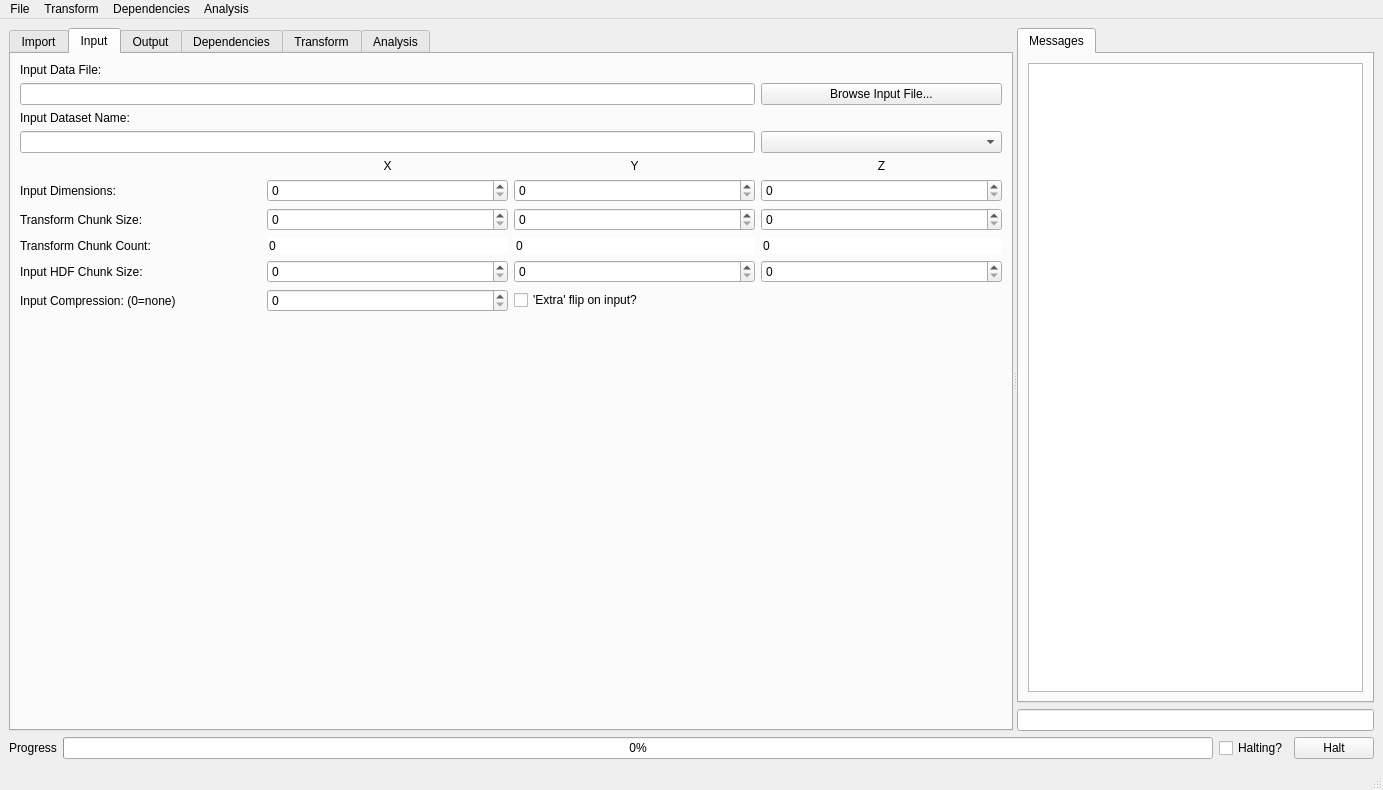
Qt form cctwqt/cctwqtmainwindow.ui (guyjennings/cctw) before a commit.
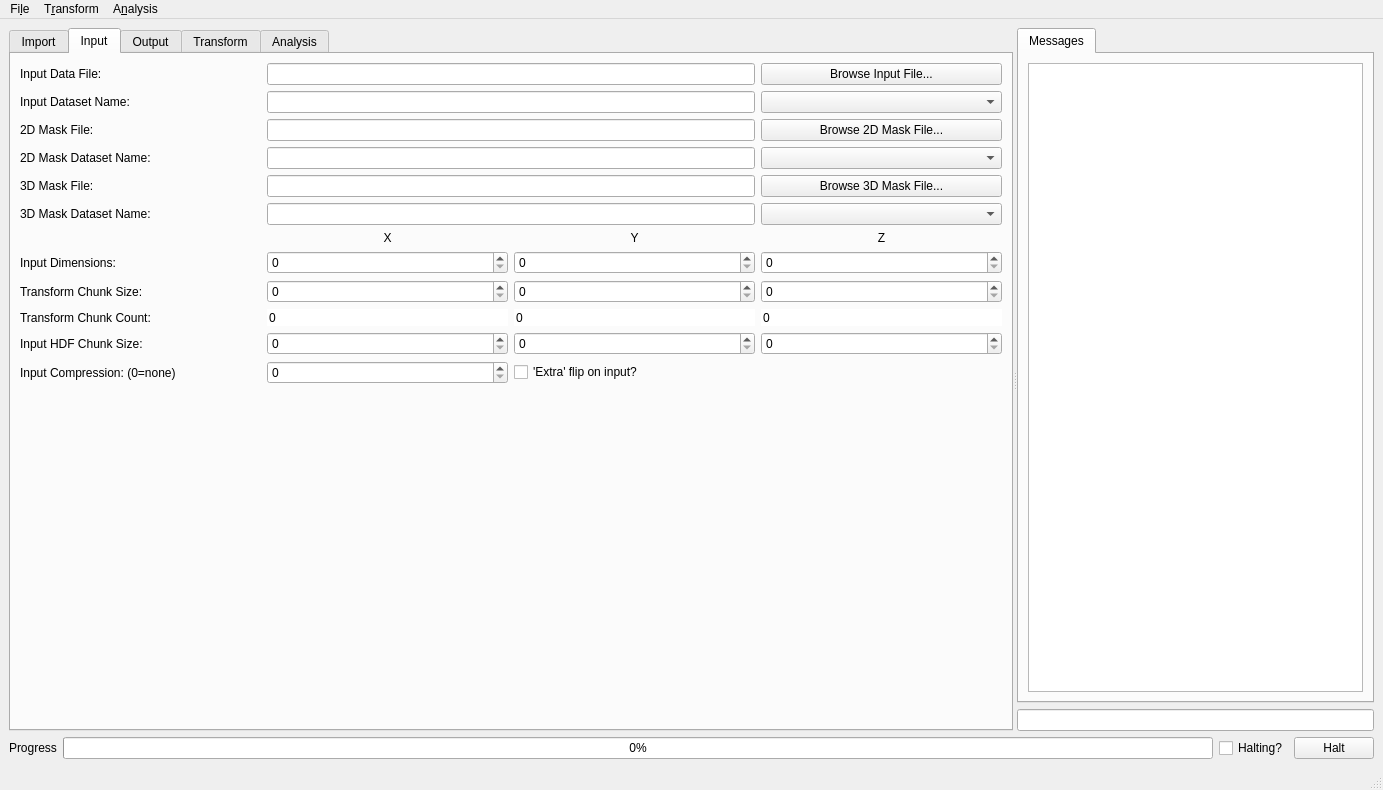
The same form after that commit. The open tabs and pages were chosen to show the change. Custom widgets are drawn as their Qt base class.

Commit message: Remove references to chunk dependencies Add a 2d and 3d mask option to application

Patch:
```diff
--- a/cctwqt/cctwqtmainwindow.ui
+++ b/cctwqt/cctwqtmainwindow.ui
@@ -227,20 +227,95 @@
          <string>Input</string>
         </attribute>
         <layout class="QGridLayout" name="gridLayout">
-         <item row="0" column="0">
-          <widget class="QLabel" name="label">
+         <item row="5" column="0">
+          <widget class="QLabel" name="label_51">
            <property name="text">
-            <string>Input Data File:</string>
+            <string>2D Mask Dataset Name:</string>
            </property>
           </widget>
          </item>
-         <item row="1" column="3">
-          <widget class="QPushButton" name="m_BrowseInputFile">
+         <item row="11" column="1">
+          <widget class="QSpinBox" name="m_InputCountX">
+           <property name="toolTip">
+            <string>Output HDF Chunk Size in X</string>
+           </property>
+           <property name="frame">
+            <bool>false</bool>
+           </property>
+           <property name="readOnly">
+            <bool>true</bool>
+           </property>
+           <property name="buttonSymbols">
+            <enum>QAbstractSpinBox::NoButtons</enum>
+           </property>
+           <property name="maximum">
+            <number>999999</number>
+           </property>
+          </widget>
+         </item>
+         <item row="6" column="0">
+          <widget class="QLabel" name="label_52">
            <property name="text">
-            <string>Browse Input File...</string>
+            <string>3D Mask File:</string>
            </property>
           </widget>
          </item>
+         <item row="9" column="2">
+          <widget class="QSpinBox" name="m_InputDimensionsY">
+           <property name="toolTip">
+            <string>Output HDF Chunk Size in Y</string>
+           </property>
+           <property name="readOnly">
+            <bool>false</bool>
+           </property>
+           <property name="maximum">
+            <number>999999</number>
+           </property>
+          </widget>
+         </item>
+         <item row="8" column="1">
+          <widget class="QLabel" name="label_25">
+           <property name="text">
+            <string>X</string>
+           </property>
+           <property name="alignment">
+            <set>Qt::AlignCenter</set>
+           </property>
+          </widget>
+         </item>
+         <item row="2" column="1" colspan="2">
+          <widget class="QLineEdit" name="m_InputDataSetName">
+           <property name="readOnly">
+            <bool>false</bool>
+           </property>
+          </widget>
+         </item>
+         <item row="12" column="1">
+          <widget class="QSpinBox" name="m_InputHDFChunkX">
+           <property name="toolTip">
+            <string>Output HDF Chunk Size in X</string>
+           </property>
+           <property name="readOnly">
+            <bool>false</bool>
+           </property>
+           <property name="maximum">
+            <number>999999</number>
+           </property>
+          </widget>
+         </item>
+         <item row="14" column="0" colspan="4">
+          <spacer name="verticalSpacer_2">
+           <property name="orientation">
+            <enum>Qt::Vertical</enum>
+           </property>
+           <property name="sizeHint" stdset="0">
+            <size>
+             <width>508</width>
+             <height>516</height>
+            </size>
+           </property>
+          </spacer>
+         </item>
          <item row="2" column="0">
           <widget class="QLabel" name="label_3">
            <property name="text">
@@ -248,17 +323,67 @@
            </property>
           </widget>
          </item>
-         <item row="5" column="1">
-          <widget class="QLabel" name="label_25">
+         <item row="12" column="2">
+          <widget class="QSpinBox" name="m_InputHDFChunkY">
+           <property name="toolTip">
+            <string>Output HDF Chunk Size in Y</string>
+           </property>
+           <property name="readOnly">
+            <bool>false</bool>
+           </property>
+           <property name="maximum">
+            <number>999999</number>
+           </property>
+          </widget>
+         </item>
+         <item row="12" column="0">
+          <widget class="QLabel" name="label_12">
            <property name="text">
-            <string>X</string>
+            <string>Input HDF Chunk Size:</string>
            </property>
-           <property name="alignment">
-            <set>Qt::AlignCenter</set>
+          </widget>
+         </item>
+         <item row="4" column="0">
+          <widget class="QLabel" name="label_50">
+           <property name="text">
+            <string>2D Mask File:</string>
            </property>
           </widget>
          </item>
-         <item row="5" column="2">
+         <item row="11" column="0">
+          <widget class="QLabel" name="label_18">
+           <property name="text">
+            <string>Transform Chunk Count:</string>
+           </property>
+          </widget>
+         </item>
+         <item row="0" column="3">
+          <widget class="QPushButton" name="m_BrowseInputFile">
+           <property name="text">
+            <string>Browse Input File...</string>
+           </property>
+          </widget>
+         </item>
+         <item row="11" column="3">
+          <widget class="QSpinBox" name="m_InputCountZ">
+           <property name="toolTip">
+            <string>Output HDF Chunk Size in Z</string>
+           </property>
+           <property name="frame">
+            <bool>false</bool>
+           </property>
+           <property name="readOnly">
+            <bool>true</bool>
+           </property>
+           <property name="buttonSymbols">
+            <enum>QAbstractSpinBox::NoButtons</enum>
+           </property>
+           <property name="maximum">
+            <number>999999</number>
+           </property>
+          </widget>
+         </item>
+         <item row="8" column="2">
           <widget class="QLabel" name="label_26">
            <property name="text">
             <string>Y</string>
@@ -268,24 +393,7 @@
            </property>
           </widget>
          </item>
-         <item row="5" column="3">
-          <widget class="QLabel" name="label_27">
-           <property name="text">
-            <string>Z</string>
-           </property>
-           <property name="alignment">
-            <set>Qt::AlignCenter</set>
-           </property>
-          </widget>
-         </item>
-         <item row="6" column="0">
-          <widget class="QLabel" name="label_17">
-           <property name="text">
-            <string>Input Dimensions:</string>
-           </property>
-          </widget>
-         </item>
-         <item row="6" column="1">
+         <item row="9" column="1">
           <widget class="QSpinBox" name="m_InputDimensionsX">
            <property name="toolTip">
             <string>Output HDF Chunk Size in X</string>
@@ -298,40 +406,14 @@
            </property>
           </widget>
          </item>
-         <item row="6" column="2">
-          <widget class="QSpinBox" name="m_InputDimensionsY">
-           <property name="toolTip">
-            <string>Output HDF Chunk Size in Y</string>
-           </property>
-           <property name="readOnly">
-            <bool>false</bool>
-           </property>
-           <property name="maximum">
-            <number>999999</number>
-           </property>
-          </widget>
-         </item>
-         <item row="6" column="3">
-          <widget class="QSpinBox" name="m_InputDimensionsZ">
-           <property name="toolTip">
-            <string>Output HDF Chunk Size in Z</string>
-           </property>
-           <property name="readOnly">
-            <bool>false</bool>
-           </property>
-           <property name="maximum">
-            <number>999999</number>
-           </property>
-          </widget>
-         </item>
-         <item row="7" column="0">
+         <item row="10" column="0">
           <widget class="QLabel" name="label_16">
            <property name="text">
             <string>Transform Chunk Size:</string>
            </property>
           </widget>
          </item>
-         <item row="7" column="1">
+         <item row="10" column="1">
           <widget class="QSpinBox" name="m_InputChunkX">
            <property name="toolTip">
             <string>Output HDF Chunk Size in X</string>
@@ -344,7 +426,20 @@
            </property>
           </widget>
          </item>
-         <item row="7" column="2">
+         <item row="9" column="3">
+          <widget class="QSpinBox" name="m_InputDimensionsZ">
+           <property name="toolTip">
+            <string>Output HDF Chunk Size in Z</string>
+           </property>
+           <property name="readOnly">
+            <bool>false</bool>
+           </property>
+           <property name="maximum">
+            <number>999999</number>
+           </property>
+          </widget>
+         </item>
+         <item row="10" column="2">
           <widget class="QSpinBox" name="m_InputChunkY">
            <property name="toolTip">
             <string>Output HDF Chunk Size in Y</string>
@@ -357,186 +452,167 @@
            </property>
           </widget>
          </item>
-         <item row="7" column="3">
-          <widget class="QSpinBox" name="m_InputChunkZ">
-           <property name="toolTip">
-            <string>Output HDF Chunk Size in Z</string>
-           </property>
+         <item row="0" column="1" colspan="2">
+          <widget class="QLineEdit" name="m_InputDataFileName">
            <property name="readOnly">
             <bool>false</bool>
            </property>
-           <property name="maximum">
-            <number>999999</number>
-           </property>
           </widget>
          </item>
-         <item row="8" column="0">
-          <widget class="QLabel" name="label_18">
-           <property name="text">
-            <string>Transform Chunk Count:</string>
-           </property>
-          </widget>
-         </item>
-         <item row="8" column="1">
-          <widget class="QSpinBox" name="m_InputCountX">
-           <property name="toolTip">
-            <string>Output HDF Chunk Size in X</string>
-           </property>
-           <property name="frame">
-            <bool>false</bool>
-           </property>
-           <property name="readOnly">
-            <bool>true</bool>
-           </property>
-           <property name="buttonSymbols">
-            <enum>QAbstractSpinBox::NoButtons</enum>
-           </property>
-           <property name="maximum">
-            <number>999999</number>
-           </property>
-          </widget>
-         </item>
-         <item row="8" column="2">
-          <widget class="QSpinBox" name="m_InputCountY">
-           <property name="toolTip">
-            <string>Output HDF Chunk Size in Y</string>
-           </property>
-           <property name="frame">
-            <bool>false</bool>
-           </property>
-           <property name="readOnly">
-            <bool>true</bool>
-           </property>
-           <property name="buttonSymbols">
-            <enum>QAbstractSpinBox::NoButtons</enum>
-           </property>
-           <property name="maximum">
-            <number>999999</number>
-           </property>
-          </widget>
-         </item>
-         <item row="8" column="3">
-          <widget class="QSpinBox" name="m_InputCountZ">
-           <property name="toolTip">
-            <string>Output HDF Chunk Size in Z</string>
-           </property>
-           <property name="frame">
-            <bool>false</bool>
-           </property>
-           <property name="readOnly">
-            <bool>true</bool>
-           </property>
-           <property name="buttonSymbols">
-            <enum>QAbstractSpinBox::NoButtons</enum>
-           </property>
-           <property name="maximum">
-            <number>999999</number>
-           </property>
-          </widget>
-         </item>
-         <item row="9" column="0">
-          <widget class="QLabel" name="label_12">
-           <property name="text">
-            <string>Input HDF Chunk Size:</string>
-           </property>
-          </widget>
-         </item>
-         <item row="9" column="1">
-          <widget class="QSpinBox" name="m_InputHDFChunkX">
-           <property name="toolTip">
-            <string>Output HDF Chunk Size in X</string>
-           </property>
-           <property name="readOnly">
-            <bool>false</bool>
-           </property>
-           <property name="maximum">
-            <number>999999</number>
-           </property>
-          </widget>
-         </item>
-         <item row="9" column="2">
-          <widget class="QSpinBox" name="m_InputHDFChunkY">
-           <property name="toolTip">
-            <string>Output HDF Chunk Size in Y</string>
-           </property>
-           <property name="readOnly">
-            <bool>false</bool>
-           </property>
-           <property name="maximum">
-            <number>999999</number>
-           </property>
-          </widget>
-         </item>
-         <item row="9" column="3">
-          <widget class="QSpinBox" name="m_InputHDFChunkZ">
-           <property name="toolTip">
-            <string>Output HDF Chunk Size in Z</string>
-           </property>
-           <property name="readOnly">
-            <bool>false</bool>
-           </property>
-           <property name="maximum">
-            <number>999999</number>
-           </property>
-          </widget>
-         </item>
-         <item row="10" column="0">
-          <widget class="QLabel" name="label_13">
-           <property name="text">
-            <string>Input Compression: (0=none)</string>
-           </property>
-          </widget>
-         </item>
-         <item row="10" column="1">
-          <widget class="QSpinBox" name="m_InputCompression">
-           <property name="toolTip">
-            <string>Output HDF Chunk Size in X</string>
-           </property>
-           <property name="readOnly">
-            <bool>false</bool>
-           </property>
-           <property name="maximum">
-            <number>999999</number>
-           </property>
-          </widget>
-         </item>
-         <item row="10" column="2">
+         <item row="13" column="2">
           <widget class="QCheckBox" name="m_ExtraFlip">
            <property name="text">
             <string>'Extra' flip on input?</string>
            </property>
           </widget>
          </item>
-         <item row="11" column="0" colspan="4">
-          <spacer name="verticalSpacer_2">
-           <property name="orientation">
-            <enum>Qt::Vertical</enum>
+         <item row="13" column="1">
+          <widget class="QSpinBox" name="m_InputCompression">
+           <property name="toolTip">
+            <string>Output HDF Chunk Size in X</string>
            </property>
-           <property name="sizeHint" stdset="0">
-            <size>
-             <width>508</width>
-             <height>516</height>
-            </size>
+           <property name="readOnly">
+            <bool>false</bool>
            </property>
-          </spacer>
+           <property name="maximum">
+            <number>999999</number>
+           </property>
+          </widget>
          </item>
-         <item row="1" column="0" colspan="3">
-          <widget class="QLineEdit" name="m_InputDataFileName">
+         <item row="12" column="3">
+          <widget class="QSpinBox" name="m_InputHDFChunkZ">
+           <property name="toolTip">
+            <string>Output HDF Chunk Size in Z</string>
+           </property>
            <property name="readOnly">
             <bool>false</bool>
            </property>
+           <property name="maximum">
+            <number>999999</number>
+           </property>
           </widget>
          </item>
-         <item row="3" column="0" colspan="3">
-          <widget class="QLineEdit" name="m_InputDataSetName">
+         <item row="0" column="0">
+          <widget class="QLabel" name="label">
+           <property name="text">
+            <string>Input Data File:</string>
+           </property>
+          </widget>
+         </item>
+         <item row="8" column="3">
+          <widget class="QLabel" name="label_27">
+           <property name="text">
+            <string>Z</string>
+           </property>
+           <property name="alignment">
+            <set>Qt::AlignCenter</set>
+           </property>
+          </widget>
+         </item>
+         <item row="11" column="2">
+          <widget class="QSpinBox" name="m_InputCountY">
+           <property name="toolTip">
+            <string>Output HDF Chunk Size in Y</string>
+           </property>
+           <property name="frame">
+            <bool>false</bool>
+           </property>
            <property name="readOnly">
+            <bool>true</bool>
+           </property>
+           <property name="buttonSymbols">
+            <enum>QAbstractSpinBox::NoButtons</enum>
+           </property>
+           <property name="maximum">
+            <number>999999</number>
+           </property>
+          </widget>
+         </item>
+         <item row="9" column="0">
+          <widget class="QLabel" name="label_17">
+           <property name="text">
+            <string>Input Dimensions:</string>
+           </property>
+          </widget>
+         </item>
+         <item row="10" column="3">
+          <widget class="QSpinBox" name="m_InputChunkZ">
+           <property name="toolTip">
+            <string>Output HDF Chunk Size in Z</string>
+           </property>
+           <property name="readOnly">
             <bool>false</bool>
            </property>
+           <property name="maximum">
+            <number>999999</number>
+           </property>
           </widget>
          </item>
-         <item row="3" column="3">
+         <item row="2" column="3">
           <widget class="QComboBox" name="m_BrowseInputDataset"/>
          </item>
+         <item row="13" column="0">
+          <widget class="QLabel" name="label_13">
+           <property name="text">
+            <string>Input Compression: (0=none)</string>
+           </property>
+          </widget>
+         </item>
+         <item row="7" column="0">
+          <widget class="QLabel" name="label_53">
+           <property name="text">
+            <string>3D Mask Dataset Name:</string>
+           </property>
+          </widget>
+         </item>
+         <item row="4" column="1" colspan="2">
+          <widget class="QLineEdit" name="m_Input2DMaskFileName">
+           <property name="readOnly">
+            <bool>false</bool>
+           </property>
+          </widget>
+         </item>
+         <item row="5" column="1" colspan="2">
+          <widget class="QLineEdit" name="m_Input2DMaskDataSetName">
+           <property name="readOnly">
+            <bool>false</bool>
+           </property>
+          </widget>
+         </item>
+         <item row="6" column="1" colspan="2">
+          <widget class="QLineEdit" name="m_Input3DMaskFileName">
+           <property name="readOnly">
+            <bool>false</bool>
+           </property>
+          </widget>
+         </item>
+         <item row="7" column="1" colspan="2">
+          <widget class="QLineEdit" name="m_Input3DMaskDataSetName">
+           <property name="readOnly">
+            <bool>false</bool>
+           </property>
+          </widget>
+         </item>
+         <item row="4" column="3">
+          <widget class="QPushButton" name="m_Browse2DMaskFile">
+           <property name="text">
+            <string>Browse 2D Mask File...</string>
+           </property>
+          </widget>
+         </item>
+         <item row="6" column="3">
+          <widget class="QPushButton" name="m_Browse3DMaskFile">
+           <property name="text">
+            <string>Browse 3D Mask File...</string>
+           </property>
+          </widget>
+         </item>
+         <item row="7" column="3">
+          <widget class="QComboBox" name="m_Browse3DMaskDataset"/>
+         </item>
+         <item row="5" column="3">
+          <widget class="QComboBox" name="m_Browse2DMaskDataset"/>
+         </item>
         </layout>
        </widget>
        <widget class="QWidget" name="m_OutputTab">
@@ -905,64 +981,6 @@
          </item>
         </layout>
        </widget>
-       <widget class="QWidget" name="m_DependenciesTab">
-        <attribute name="title">
-         <string>Dependencies</string>
-        </attribute>
-        <layout class="QGridLayout" name="gridLayout_9">
-         <item row="1" column="5">
-          <widget class="QPushButton" name="m_DependenciesButton">
-           <property name="text">
-            <string>Dependencies</string>
-           </property>
-          </widget>
-         </item>
-         <item row="1" column="0">
-          <spacer name="horizontalSpacer_5">
-           <property name="orientation">
-            <enum>Qt::Horizontal</enum>
-           </property>
-           <property name="sizeHint" stdset="0">
-            <size>
-             <width>253</width>
-             <height>20</height>
-            </size>
-           </property>
-          </spacer>
-         </item>
-         <item row="1" column="3">
-          <widget class="QPushButton" name="m_SaveDepsButton">
-           <property name="text">
-            <string>Save Deps...</string>
-           </property>
-          </widget>
-         </item>
-         <item row="1" column="4">
-          <widget class="QPushButton" name="m_LoadDepsButton">
-           <property name="text">
-            <string>Load Deps...</string>
-           </property>
-          </widget>
-         </item>
-         <item row="1" column="2">
-          <widget class="QPushButton" name="m_ReportOutputDepsButton">
-           <property name="text">
-            <string>Report Output Deps</string>
-           </property>
-          </widget>
-         </item>
-         <item row="0" column="0" colspan="6">
-          <widget class="QTableWidget" name="m_DependenciesTable"/>
-         </item>
-         <item row="1" column="1">
-          <widget class="QPushButton" name="m_ReportInputDepsButton">
-           <property name="text">
-            <string>Report Input Deps</string>
-           </property>
-          </widget>
-         </item>
-        </layout>
-       </widget>
        <widget class="QWidget" name="m_TransformTab">
         <attribute name="title">
          <string>Transform</string>
@@ -1788,12 +1806,12 @@
      <x>0</x>
      <y>0</y>
      <width>1383</width>
-     <height>21</height>
+     <height>25</height>
     </rect>
    </property>
    <widget class="QMenu" name="m_FileMenu">
     <property name="title">
-     <string>File</string>
+     <string>Fi&amp;le</string>
     </property>
     <addaction name="m_ActionLoadSettings"/>
     <addaction name="m_ActionSaveSettings"/>
@@ -1807,7 +1825,7 @@
    </widget>
    <widget class="QMenu" name="m_TransformMenu">
     <property name="title">
-     <string>Transform</string>
+     <string>T&amp;ransform</string>
     </property>
     <addaction name="m_ActionSetupOutputData"/>
     <addaction name="m_ActionSetupTransform"/>
@@ -1817,19 +1835,9 @@
     <addaction name="m_ActionProjectInput"/>
     <addaction name="m_ActionProjectOutput"/>
    </widget>
-   <widget class="QMenu" name="m_DependenciesMenu">
-    <property name="title">
-     <string>Dependencies</string>
-    </property>
-    <addaction name="m_ActionDependencies"/>
-    <addaction name="m_ActionLoadDependencies"/>
-    <addaction name="m_ActionSaveDependencies"/>
-    <addaction name="m_ActionReportInputDependencies"/>
-    <addaction name="m_ActionReportOutputDependencies"/>
-   </widget>
    <widget class="QMenu" name="m_AnalysisMenu">
     <property name="title">
-     <string>Analysis</string>
+     <string>A&amp;nalysis</string>
     </property>
     <addaction name="m_ActionAnalyzePEMetaData"/>
     <addaction name="m_ActionAnalyseSpecDataFile"/>
@@ -1840,7 +1848,6 @@
    </widget>
    <addaction name="m_FileMenu"/>
    <addaction name="m_TransformMenu"/>
-   <addaction name="m_DependenciesMenu"/>
    <addaction name="m_AnalysisMenu"/>
   </widget>
   <widget class="QStatusBar" name="statusbar"/>
```
Left out of the diff: 93 changed lines with no effect on the pictures. The commit also changes 12 other files.
